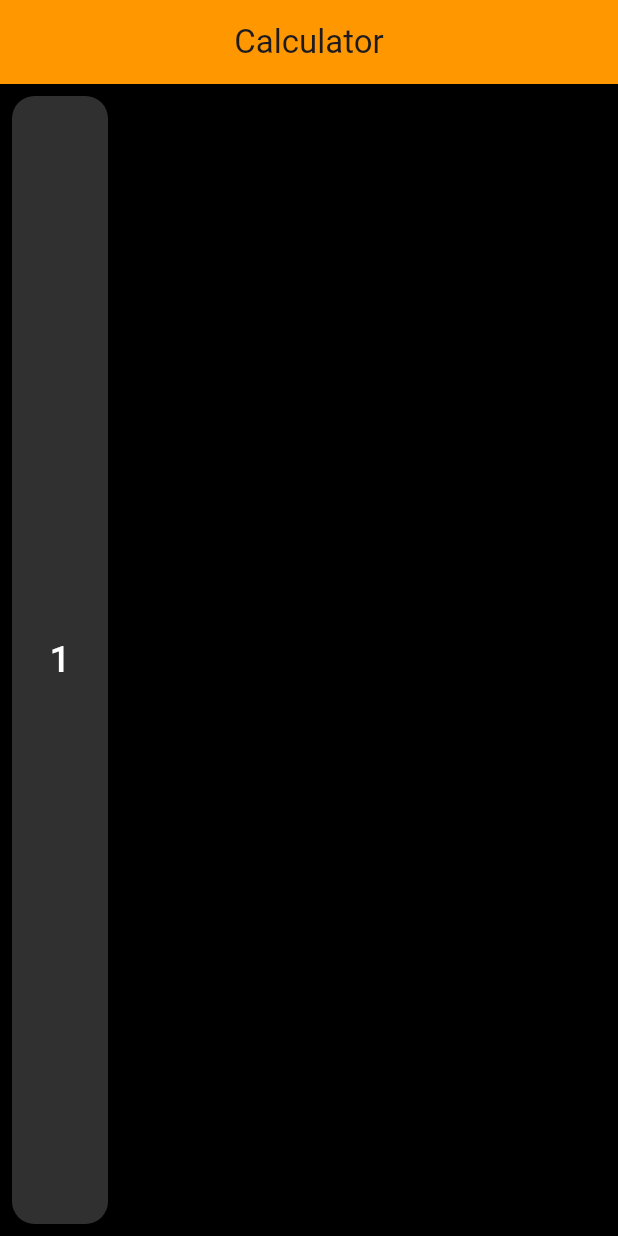
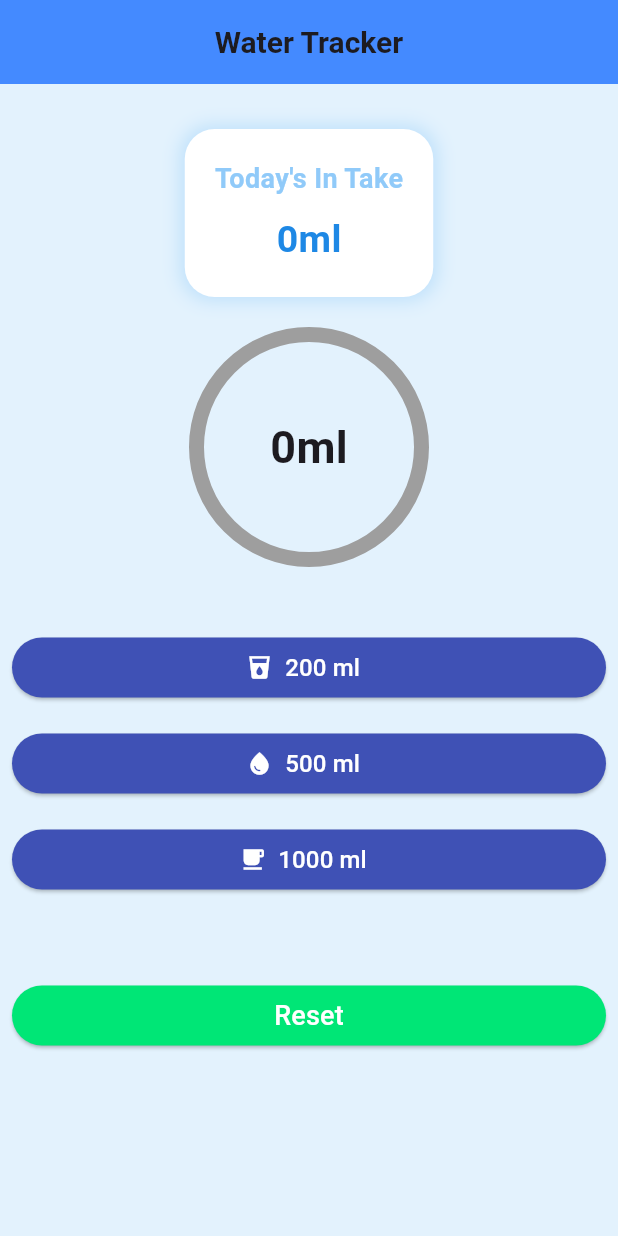
Before and after one commit to nimeullaha71/flutter_work_, a Flutter app: the screen it shows after launch, on a phone screen of 412 x 824 dp. Run offline on Flutter 3.47's test engine with Material 3 defaults, Android fonts, the phone set to English and light mode, and no system bars; our stand-ins replace device_preview, sizer.

Commit message:
fixed commit

```diff
--- a/lib/myApp.dart
+++ b/lib/myApp.dart
@@ -4,6 +4,7 @@ import 'package:flutter_work/Module9_class2.dart';
 import 'package:flutter_work/Module9_class_1_mediaQuery_wrap.dart';
 import 'package:flutter_work/module11_class1.dart';
 import 'package:flutter_work/module9_class3_sizer_responsiveBuilder.dart';
+import 'package:flutter_work/water_tracker.dart';
 import 'Home.dart';
 import 'package:sizer/sizer.dart';
 import 'calculator.dart';
@@ -35,7 +36,7 @@ class MyApp extends StatelessWidget {
             ),
           ),
           title: 'Ostad Flutter App',
-          home: calculatorApp(),
+          home: waterTracker(),
         );
       },
     );
--- /dev/null
+++ b/lib/water_tracker.dart
@@ -0,0 +1,139 @@
+import 'package:flutter/material.dart';
+import 'package:flutter_work/widget/addWaterButton.dart';
+
+class waterTracker extends StatefulWidget {
+  const waterTracker({super.key});
+
+  @override
+  State<waterTracker> createState() => _waterTrackerState();
+}
+
+class _waterTrackerState extends State<waterTracker> {
+  int _currentintake = 0;
+  final int _goal = 2000;
+
+  void _waterAdd(int amount) {
+    setState(() {
+      if (_currentintake < _goal) {
+        _currentintake = (_currentintake + amount).clamp(0, _goal);
+      }
+    });
+  }
+
+  void resetWater() {
+    setState(() {
+      _currentintake = 0;
+    });
+  }
+
+  @override
+  Widget build(BuildContext context) {
+
+    double progress = (_currentintake / _goal).clamp(0.0, 1.0);
+
+    return Scaffold(
+      backgroundColor: Colors.blue.shade50,
+      appBar: AppBar(
+        title: Text(
+          "Water Tracker",
+          style: TextStyle(fontSize: 20, fontWeight: FontWeight.w600),
+        ),
+        backgroundColor: Colors.blueAccent,
+      ),
+      body: Center(
+        child: Column(
+          crossAxisAlignment: CrossAxisAlignment.center,
+          children: [
+            SizedBox(
+              height: 30,
+            ),
+            Container(
+              padding: EdgeInsets.all(20),
+              decoration: BoxDecoration(
+                  color: Colors.white,
+                  borderRadius: BorderRadius.circular(20),
+                  boxShadow: [
+                    BoxShadow(
+                      color: Colors.blue.withOpacity(0.2),
+                      blurRadius: 10,
+                      spreadRadius: 2,
+                    )
+                  ]),
+              child: Column(
+                children: [
+                  Text(
+                    "Today's In Take",
+                    style: TextStyle(
+                        fontSize: 18,
+                        fontWeight: FontWeight.bold,
+                        color: Colors.blue.shade200),
+                  ),
+                  SizedBox(
+                    height: 10,
+                  ),
+                  Text(
+                    "${_currentintake}ml",
+                    style: TextStyle(
+                        fontSize: 25,
+                        fontWeight: FontWeight.bold,
+                        color: Colors.blue.shade600),
+                  )
+                ],
+              ),
+            ),
+            SizedBox(
+              height: 25,
+            ),
+            Stack(
+              alignment: Alignment.center,
+              children: [
+                Container(
+                  height: 150,
+                  width: 150,
+                  child: CircularProgressIndicator(
+                    value: progress,
+                    backgroundColor: Colors.grey.shade500,
+                    color: Colors.blueAccent,
+                    strokeWidth: 10,
+                  ),
+                ),
+                Text(
+                  "${(progress *100).toInt()}ml",
+                  style: TextStyle(fontSize: 30, fontWeight: FontWeight.bold),
+                ),
+              ],
+            ),
+            SizedBox(
+              height: 40,
+            ),
+            Wrap(
+              spacing: 15,
+              children: [
+                addWaterButton(amount: 200,icon: Icons.local_drink, onlick: () =>_waterAdd(200),),
+                addWaterButton(amount: 500,onlick: ()=>_waterAdd(500),),
+                addWaterButton(amount: 1000,icon: Icons.local_cafe,onlick: ()=>_waterAdd(1000),)
+              ],
+            ),
+            SizedBox(
+              height: 40,
+            ),
+            SizedBox(
+                width: double.infinity,
+                child: Padding(
+                    padding: const EdgeInsets.all(8.0),
+                    child: ElevatedButton(
+                      style: ElevatedButton.styleFrom(
+                        backgroundColor: Colors.greenAccent.shade400
+                      ),
+                        onPressed: () =>resetWater(),
+                        child: Text(
+                          "Reset",
+                          style: TextStyle(
+                              fontSize: 18, fontWeight: FontWeight.w500),
+                        ))))
+          ],
+        ),
+      ),
+    );
+  }
+}
--- /dev/null
+++ b/lib/widget/addWaterButton.dart
@@ -0,0 +1,33 @@
+import 'package:flutter/material.dart';
+
+class addWaterButton extends StatelessWidget {
+
+  final int amount;
+  IconData ? icon;
+  final VoidCallback onlick;
+
+  addWaterButton({
+    super.key,required this.amount,this.icon,required this.onlick
+  });
+
+  @override
+  Widget build(BuildContext context) {
+    return SizedBox(
+        width: double.infinity,
+        child: Padding(padding: const EdgeInsets.all(8.0),
+
+            child: ElevatedButton.icon(
+                onPressed: onlick,
+                label: Text(
+                  "${amount} ml",
+                  style: TextStyle(
+                      fontSize: 16,
+                      fontWeight: FontWeight.w500,
+                      color: Colors.white),
+                ),
+                icon: Icon(
+                  icon ?? Icons.water_drop,
+                  color: Colors.white,
+                ))));
+  }
+}
```
Also changed, not shown: lib/calculator.dart (+86 -32 lines), lib/widget/calculatorButton.dart (+16 -8 lines).
